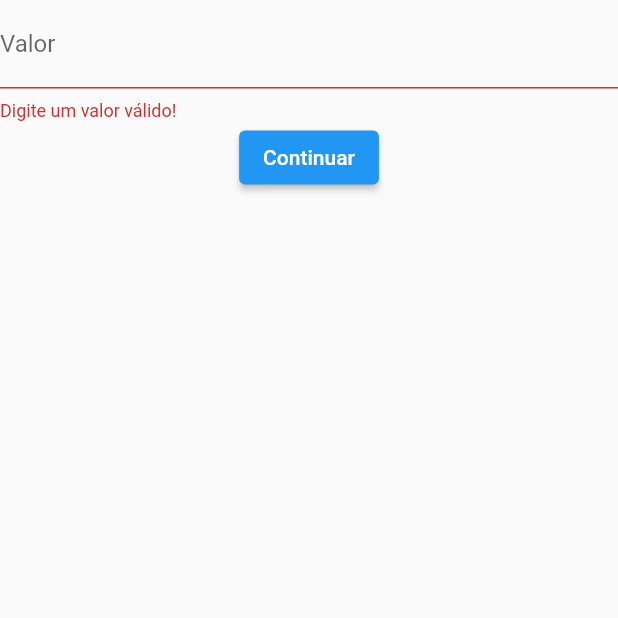
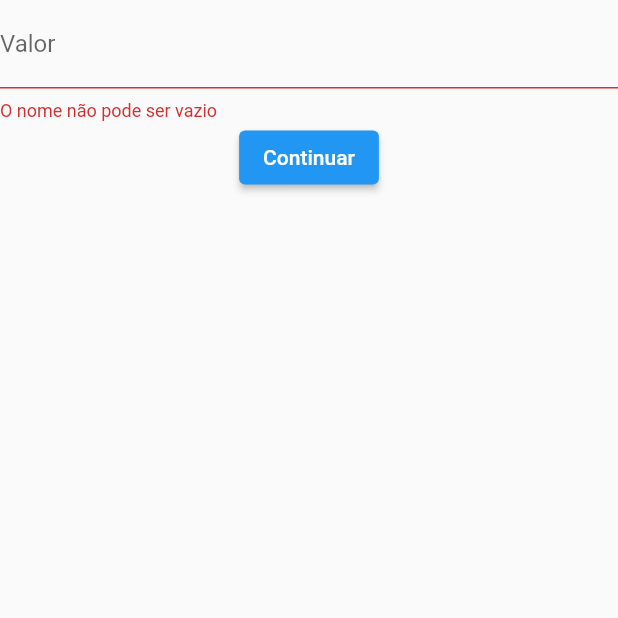
Before and after one commit to artbarbosa/credit_simulator, a Flutter app: the InputValuePage screen opened directly with empty values, after a tap on "Continuar", on a phone screen of 412 x 824 dp, the top half of it. Run offline on Flutter 3.47's test engine with Material 2 defaults, Android fonts, the phone set to English and light mode, and no system bars; our stand-ins replace dio, get_it; accounts and stored records are empty.

Commit message:
Initial Commit

```diff
--- a/lib/src/app_widget.dart
+++ b/lib/src/app_widget.dart
@@ -1,5 +1,6 @@
 import 'package:flutter/material.dart';
 
+import 'core/shared/consts/app_colors_const.dart';
 import 'core/shared/routers/routers.dart';
 
 class AppWidget extends StatelessWidget {
@@ -8,9 +9,7 @@ class AppWidget extends StatelessWidget {
   @override
   Widget build(BuildContext context) {
     return MaterialApp(
-      theme: ThemeData(
-        primarySwatch: Colors.blue,
-      ),
+      theme: ThemeData(primaryColor: AppColorsConst.onBackground),
       initialRoute: Routers.initialRoute,
       onGenerateRoute: Routers.generateRoutes,
     );
--- /dev/null
+++ b/lib/src/core/shared/consts/app_colors_const.dart
@@ -0,0 +1,7 @@
+import 'package:flutter/material.dart';
+
+class AppColorsConst {
+  static const primary = Color(0xFF36908E);
+  static const background = Color(0xFFFEFEFE);
+  static const onBackground = Color(0xFFD8DBE0);
+}
--- a/lib/src/modules/credit/submodules/simulator_credit/ui/input_amount/controller/input_amount_controller.dart
+++ b/lib/src/modules/credit/submodules/simulator_credit/ui/input_amount/controller/input_amount_controller.dart
@@ -7,10 +7,10 @@ class InputAmountController {
   late AmountCreditModel amountCreditModel;
   final formKey = GlobalKey<FormState>();
 
-  String? validateValue(double? value) =>
-      value?.isNaN ?? true ? "O nome não pode ser vazio" : null;
+  String? validateAmount(String? value) =>
+      value?.isEmpty ?? true ? "O nome não pode ser vazio" : null;
 
-  void onSavedValue() {
+  void onSavedAmount() {
     final form = formKey.currentState;
     if (form!.validate()) {
       amountCreditModel = AmountCreditModel(amount: value);
--- a/lib/src/modules/credit/submodules/simulator_credit/ui/input_amount/page/input_amount_page.dart
+++ b/lib/src/modules/credit/submodules/simulator_credit/ui/input_amount/page/input_amount_page.dart
@@ -18,13 +18,7 @@ class InputValuePage extends StatelessWidget {
         child: Column(
           children: [
             TextFormField(
-              validator: (text) {
-                if (!RegExp(r'^\d{3}\.\d{3}\.\d{3}-\d{2}$')
-                    .hasMatch(text ?? '')) {
-                  return 'Digite um valor válido!';
-                }
-                return null;
-              },
+              validator: controller.validateAmount,
               inputFormatters: [
                 CurrencyValueMask(symbol: r'$', decimal: ',', cents: '.'),
               ],
@@ -34,12 +28,12 @@ class InputValuePage extends StatelessWidget {
             ),
             ElevatedButton(
               onPressed: () {
-                controller.onSavedValue();
+                controller.onSavedAmount();
                 Navigator.of(context).pushNamed(
                   '/inputOptions',
                   arguments: InputOptionsArguments(
                       user: arguments.user,
-                      amount: controller.amountCreditModel),
+                      amountCreditModel: controller.amountCreditModel),
                 );
               },
               child: const Text('Continuar'),
--- a/lib/src/modules/credit/submodules/simulator_credit/ui/input_options/input_options_arguments.dart
+++ b/lib/src/modules/credit/submodules/simulator_credit/ui/input_options/input_options_arguments.dart
@@ -3,7 +3,7 @@ import 'package:rispar_credit_simulator/src/modules/credit/submodules/simulator_
 import '../../../../../../core/user/model/user_model.dart';
 
 class InputOptionsArguments {
-  InputOptionsArguments({required this.amount, required this.user});
+  InputOptionsArguments({required this.amountCreditModel, required this.user});
   final UserModel user;
-  final AmountCreditModel amount;
+  final AmountCreditModel amountCreditModel;
 }
```
Also changed, not shown: lib/src/modules/credit/submodules/simulator_credit/ui/input_options/page/controller/input_options_controller.dart (added, +12 -0 lines), lib/src/modules/credit/submodules/simulator_credit/ui/input_options/page/input_options_page.dart (+30 -15 lines), lib/src/modules/credit/submodules/simulator_credit/ui/input_options/page/widgets/custom_slide.dart (added, +85 -0 lines).
